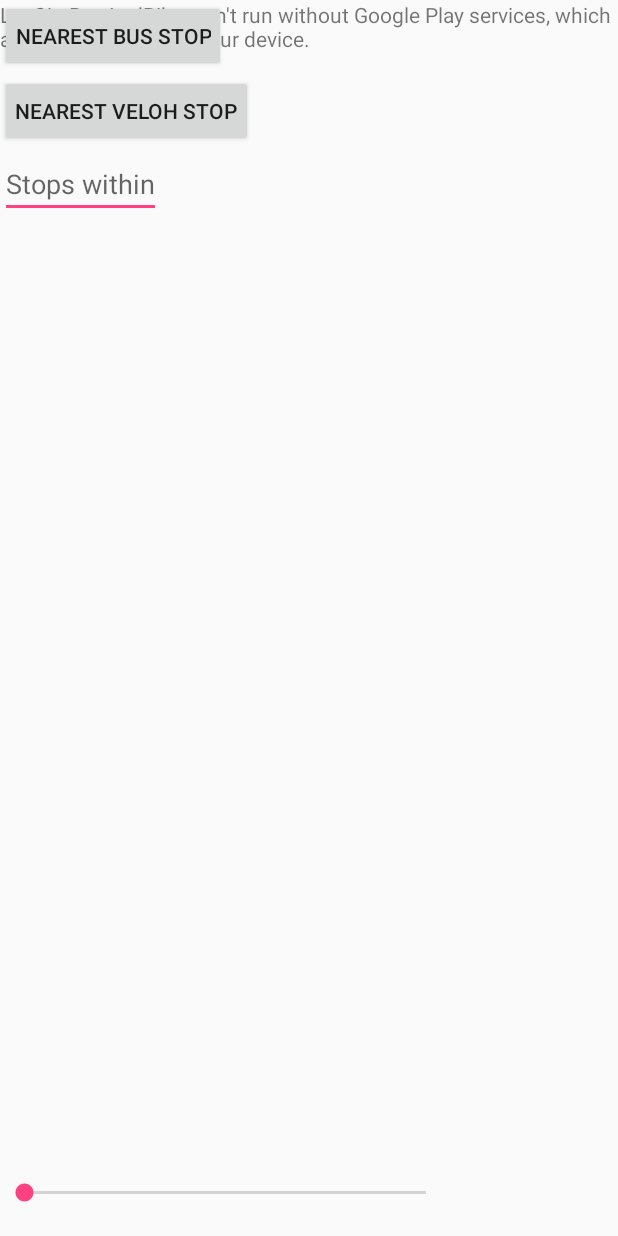
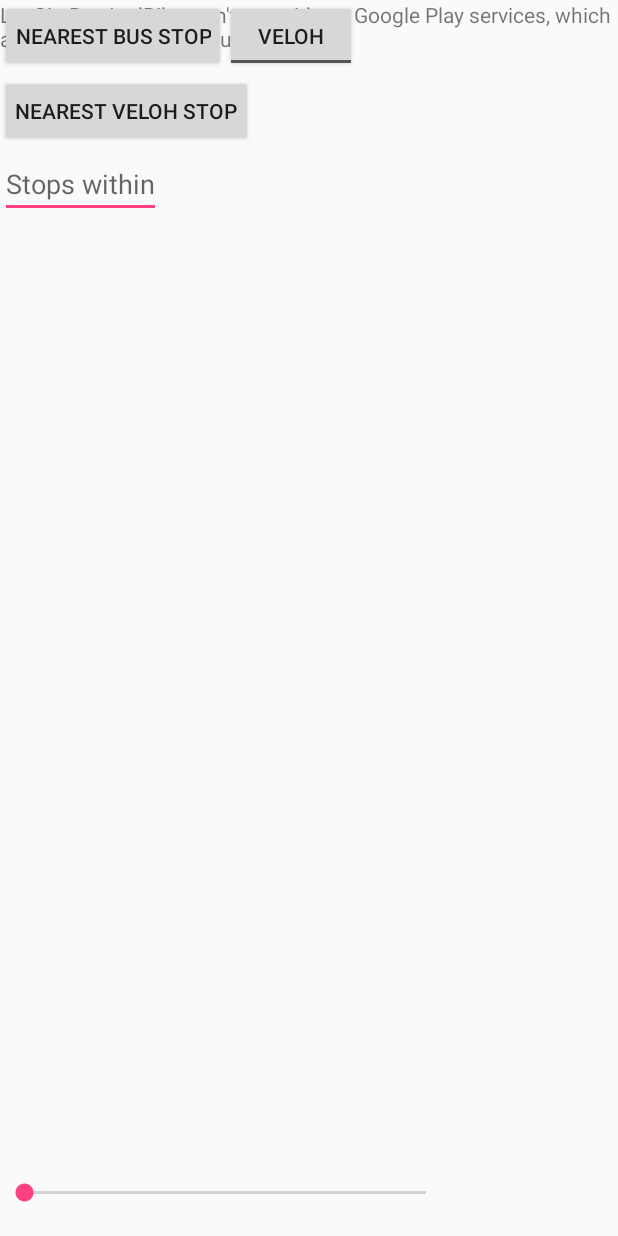
Before and after one commit to misho92/LuxCityBusAndBike, an Android app: the screen it shows after launch (MapsActivity), on a phone screen of 412 x 824 dp. Run offline under Robolectric (Android 15) with nearby library versions, the phone set to English and light mode, and no system bars.

Commit message:
toggle button for switching between bus and veloh mode

```diff
--- a/app/src/main/res/layout/activity_maps.xml
+++ b/app/src/main/res/layout/activity_maps.xml
@@ -54,5 +54,12 @@
         android:layout_marginTop="100dp"
         android:hint="Stops within"
         android:inputType="numberDecimal" />
-
+    <ToggleButton
+        android:id="@+id/toggleButton1"
+        android:layout_width="wrap_content"
+        android:layout_height="wrap_content"
+        android:layout_gravity="start|top"
+        android:layout_marginLeft="150dp"
+        android:textOff="Veloh"
+        android:textOn="Bus"/>
 </fragment>
```
Also changed, not shown: app/src/main/java/mihailtachevandvictorbandoiu/luxcitybusandbike/MapsActivity.java (+59 -9 lines).
